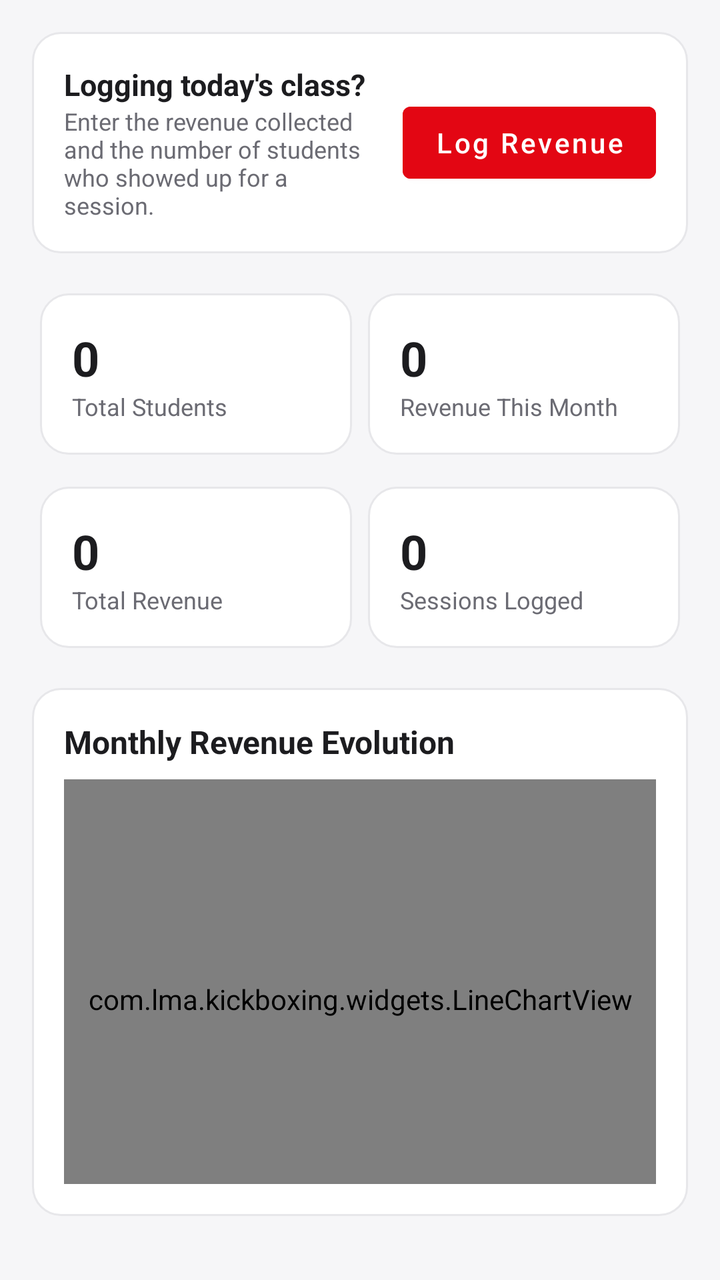
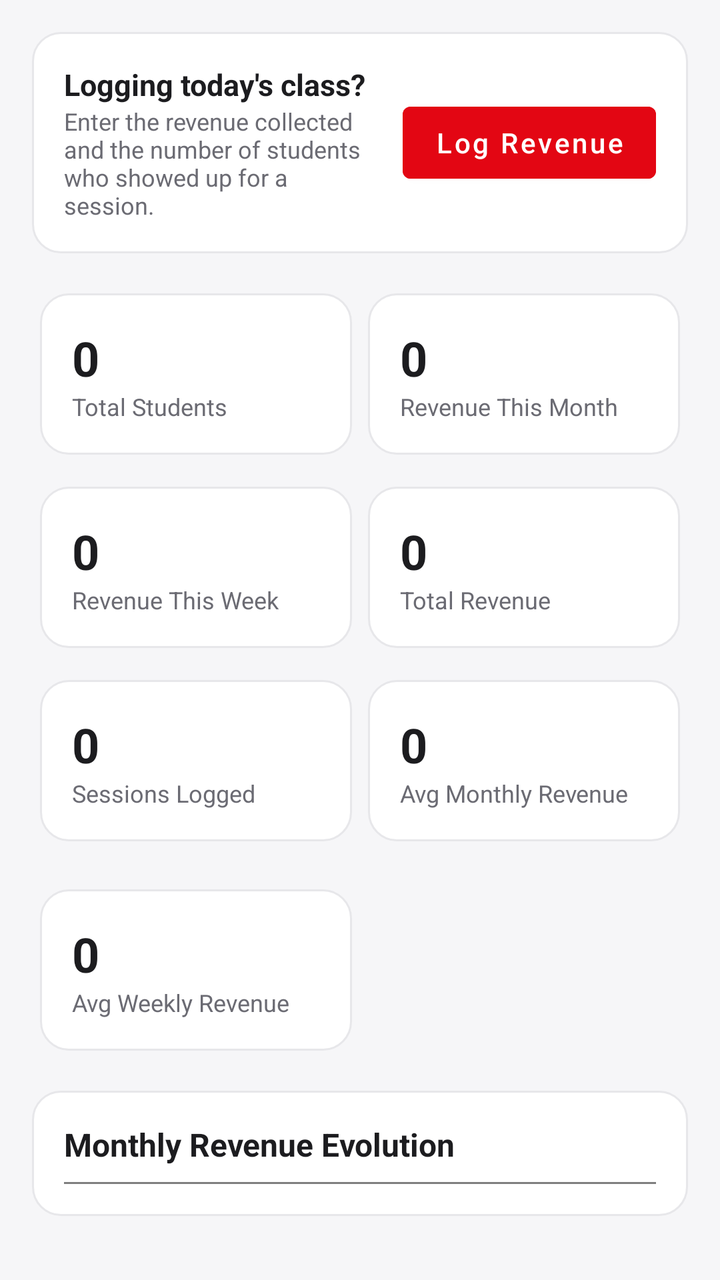

Before-and-after screenshots of an Android layout around one commit, followed by the original layout XML and the change that was made.
<!-- AndroidManifest.xml: application theme Theme.LmaKickboxing -->
<!-- res/layout/panel_dashboard.xml -->
<?xml version="1.0" encoding="utf-8"?>
<LinearLayout xmlns:android="http://schemas.android.com/apk/res/android"
    android:id="@+id/rootDashboard"
    android:layout_width="match_parent"
    android:layout_height="wrap_content"
    android:orientation="vertical"
    android:padding="16dp">

    <LinearLayout
        android:layout_width="match_parent"
        android:layout_height="wrap_content"
        android:orientation="horizontal"
        android:gravity="center_vertical"
        android:background="@drawable/bg_card"
        android:padding="16dp"
        android:layout_marginBottom="16dp">

        <LinearLayout android:layout_width="0dp" android:layout_height="wrap_content" android:layout_weight="1" android:orientation="vertical" android:layout_marginEnd="12dp">
            <TextView android:layout_width="wrap_content" android:layout_height="wrap_content" android:text="Logging today's class?" android:textSize="15sp" android:textStyle="bold" android:textColor="@color/ink" />
            <TextView android:layout_width="match_parent" android:layout_height="wrap_content" android:text="Enter the revenue collected and the number of students who showed up for a session." android:textSize="12sp" android:textColor="@color/muted" />
        </LinearLayout>

        <Button android:id="@+id/btnGoToRevenue" style="@style/Widget.MaterialComponents.Button"
            android:layout_width="wrap_content" android:layout_height="wrap_content" android:backgroundTint="@color/red"
            android:text="Log Revenue" android:textAllCaps="false" />
    </LinearLayout>

    <LinearLayout
        android:layout_width="match_parent"
        android:layout_height="wrap_content"
        android:orientation="horizontal"
        android:layout_marginBottom="8dp">

        <LinearLayout android:layout_width="0dp" android:layout_height="wrap_content" android:layout_weight="1" android:layout_margin="4dp"
            android:orientation="vertical" android:background="@drawable/bg_card" android:padding="16dp">
            <TextView android:id="@+id/tvTotalStudents" android:layout_width="wrap_content" android:layout_height="wrap_content" android:text="0" android:textSize="24sp" android:textStyle="bold" android:textColor="@color/ink" />
            <TextView android:layout_width="wrap_content" android:layout_height="wrap_content" android:text="Total Students" android:textSize="12sp" android:textColor="@color/muted" />
        </LinearLayout>

        <LinearLayout android:layout_width="0dp" android:layout_height="wrap_content" android:layout_weight="1" android:layout_margin="4dp"
            android:orientation="vertical" android:background="@drawable/bg_card" android:padding="16dp">
            <TextView android:id="@+id/tvMonthRevenue" android:layout_width="wrap_content" android:layout_height="wrap_content" android:text="0" android:textSize="24sp" android:textStyle="bold" android:textColor="@color/ink" />
            <TextView android:layout_width="wrap_content" android:layout_height="wrap_content" android:text="Revenue This Month" android:textSize="12sp" android:textColor="@color/muted" />
        </LinearLayout>
    </LinearLayout>

    <LinearLayout
        android:layout_width="match_parent"
        android:layout_height="wrap_content"
        android:orientation="horizontal"
        android:layout_marginBottom="16dp">

        <LinearLayout android:layout_width="0dp" android:layout_height="wrap_content" android:layout_weight="1" android:layout_margin="4dp"
            android:orientation="vertical" android:background="@drawable/bg_card" android:padding="16dp">
            <TextView android:id="@+id/tvTotalRevenue" android:layout_width="wrap_content" android:layout_height="wrap_content" android:text="0" android:textSize="24sp" android:textStyle="bold" android:textColor="@color/ink" />
            <TextView android:layout_width="wrap_content" android:layout_height="wrap_content" android:text="Total Revenue" android:textSize="12sp" android:textColor="@color/muted" />
        </LinearLayout>

        <LinearLayout android:layout_width="0dp" android:layout_height="wrap_content" android:layout_weight="1" android:layout_margin="4dp"
            android:orientation="vertical" android:background="@drawable/bg_card" android:padding="16dp">
            <TextView android:id="@+id/tvSessionsLogged" android:layout_width="wrap_content" android:layout_height="wrap_content" android:text="0" android:textSize="24sp" android:textStyle="bold" android:textColor="@color/ink" />
            <TextView android:layout_width="wrap_content" android:layout_height="wrap_content" android:text="Sessions Logged" android:textSize="12sp" android:textColor="@color/muted" />
        </LinearLayout>
    </LinearLayout>

    <LinearLayout android:layout_width="match_parent" android:layout_height="wrap_content" android:orientation="vertical"
        android:background="@drawable/bg_card" android:padding="16dp" android:layout_marginBottom="16dp">
        <TextView android:layout_width="wrap_content" android:layout_height="wrap_content" android:text="Monthly Revenue Evolution" android:textSize="16sp" android:textStyle="bold" android:textColor="@color/ink" android:layout_marginBottom="8dp" />
        <com.lma.kickboxing.widgets.LineChartView android:id="@+id/chartMonthlyRevenue" android:layout_width="match_parent" android:layout_height="220dp" />
    </LinearLayout>

    <LinearLayout android:layout_width="match_parent" android:layout_height="wrap_content" android:orientation="vertical"
        android:background="@drawable/bg_card" android:padding="16dp" android:layout_marginBottom="16dp">
        <TextView android:layout_width="wrap_content" android:layout_height="wrap_content" android:text="Students by Age" android:textSize="16sp" android:textStyle="bold" android:textColor="@color/ink" android:layout_marginBottom="8dp" />
        <com.lma.kickboxing.widgets.BarChartView android:id="@+id/chartAge" android:layout_width="match_parent" android:layout_height="200dp" />
    </LinearLayout>

    <LinearLayout android:layout_width="match_parent" android:layout_height="wrap_content" android:orientation="vertical"
        android:background="@drawable/bg_card" android:padding="16dp" android:layout_marginBottom="16dp">
        <TextView android:layout_width="wrap_content" android:layout_height="wrap_content" android:text="Students by Seniority" android:textSize="16sp" android:textStyle="bold" android:textColor="@color/ink" android:layout_marginBottom="8dp" />
        <com.lma.kickboxing.widgets.BarChartView android:id="@+id/chartSeniority" android:layout_width="match_parent" android:layout_height="200dp" />
    </LinearLayout>

    <LinearLayout android:layout_width="match_parent" android:layout_height="wrap_content" android:orientation="vertical"
        android:background="@drawable/bg_card" android:padding="16dp" android:layout_marginBottom="16dp">
        <TextView android:layout_width="wrap_content" android:layout_height="wrap_content" android:text="Students by Payment Type" android:textSize="16sp" android:textStyle="bold" android:textColor="@color/ink" android:layout_marginBottom="8dp" />
        <com.lma.kickboxing.widgets.BarChartView android:id="@+id/chartPayment" android:layout_width="match_parent" android:layout_height="200dp" />
    </LinearLayout>

    <LinearLayout android:layout_width="match_parent" android:layout_height="wrap_content" android:orientation="vertical"
        android:background="@drawable/bg_card" android:padding="16dp">
        <TextView android:layout_width="wrap_content" android:layout_height="wrap_content" android:text="Students by Grade" android:textSize="16sp" android:textStyle="bold" android:textColor="@color/ink" android:layout_marginBottom="8dp" />
        <com.lma.kickboxing.widgets.BarChartView android:id="@+id/chartGrade" android:layout_width="match_parent" android:layout_height="200dp" />
    </LinearLayout>

</LinearLayout>
<!-- resources referenced by this layout -->
<resources>
  <color name="ink">#1C1C1F</color>
  <color name="muted">#6B6B73</color>
  <color name="red">#E30613</color>
  <!-- drawable bg_card (drawable) -->
  <?xml version="1.0" encoding="utf-8"?>
  <shape xmlns:android="http://schemas.android.com/apk/res/android">
      <solid android:color="@color/card" />
      <corners android:radius="14dp" />
      <stroke android:width="1dp" android:color="@color/line" />
  </shape>
  <style name="Theme.LmaKickboxing" parent="Theme.MaterialComponents.Light.NoActionBar">
          
          <item name="android:textColorPrimary">@color/ink</item>
          <item name="android:textColor">@color/ink</item>
          <item name="colorPrimary">@color/red</item>
          <item name="colorPrimaryDark">@color/black</item>
          <item name="colorAccent">@color/red</item>
          <item name="android:windowBackground">@color/bg</item>
          <item name="android:statusBarColor" tools:targetApi="21">@color/black</item>
      </style>
  <color name="card">#FFFFFF</color>
  <color name="line">#E7E7EA</color>
  <color name="black">#111113</color>
  <color name="bg">#F6F6F8</color>
</resources>

<!-- the commit's change to res/layout/panel_dashboard.xml (unified diff, before → after) -->
@@ -25,48 +25,76 @@
             android:text="Log Revenue" android:textAllCaps="false" />
     </LinearLayout>
 
-    <LinearLayout
-        android:layout_width="match_parent"
-        android:layout_height="wrap_content"
-        android:orientation="horizontal"
-        android:layout_marginBottom="8dp">
-
-        <LinearLayout android:layout_width="0dp" android:layout_height="wrap_content" android:layout_weight="1" android:layout_margin="4dp"
-            android:orientation="vertical" android:background="@drawable/bg_card" android:padding="16dp">
+    <LinearLayout android:layout_width="match_parent" android:layout_height="wrap_content" android:orientation="horizontal" android:layout_marginBottom="8dp">
+        <LinearLayout android:id="@+id/tileTotalStudents" android:layout_width="0dp" android:layout_height="wrap_content" android:layout_weight="1" android:layout_margin="4dp"
+            android:orientation="vertical" android:background="@drawable/bg_card" android:foreground="?attr/selectableItemBackground" android:clickable="true" android:focusable="true" android:padding="16dp">
             <TextView android:id="@+id/tvTotalStudents" android:layout_width="wrap_content" android:layout_height="wrap_content" android:text="0" android:textSize="24sp" android:textStyle="bold" android:textColor="@color/ink" />
             <TextView android:layout_width="wrap_content" android:layout_height="wrap_content" android:text="Total Students" android:textSize="12sp" android:textColor="@color/muted" />
         </LinearLayout>
 
-        <LinearLayout android:layout_width="0dp" android:layout_height="wrap_content" android:layout_weight="1" android:layout_margin="4dp"
-            android:orientation="vertical" android:background="@drawable/bg_card" android:padding="16dp">
+        <LinearLayout android:id="@+id/tileRevenueMonth" android:layout_width="0dp" android:layout_height="wrap_content" android:layout_weight="1" android:layout_margin="4dp"
+            android:orientation="vertical" android:background="@drawable/bg_card" android:foreground="?attr/selectableItemBackground" android:clickable="true" android:focusable="true" android:padding="16dp">
             <TextView android:id="@+id/tvMonthRevenue" android:layout_width="wrap_content" android:layout_height="wrap_content" android:text="0" android:textSize="24sp" android:textStyle="bold" android:textColor="@color/ink" />
             <TextView android:layout_width="wrap_content" android:layout_height="wrap_content" android:text="Revenue This Month" android:textSize="12sp" android:textColor="@color/muted" />
         </LinearLayout>
     </LinearLayout>
 
-    <LinearLayout
-        android:layout_width="match_parent"
-        android:layout_height="wrap_content"
-        android:orientation="horizontal"
-        android:layout_marginBottom="16dp">
+    <LinearLayout android:layout_width="match_parent" android:layout_height="wrap_content" android:orientation="horizontal" android:layout_marginBottom="8dp">
+        <LinearLayout android:id="@+id/tileRevenueWeek" android:layout_width="0dp" android:layout_height="wrap_content" android:layout_weight="1" android:layout_margin="4dp"
+            android:orientation="vertical" android:background="@drawable/bg_card" android:foreground="?attr/selectableItemBackground" android:clickable="true" android:focusable="true" android:padding="16dp">
+            <TextView android:id="@+id/tvWeekRevenue" android:layout_width="wrap_content" android:layout_height="wrap_content" android:text="0" android:textSize="24sp" android:textStyle="bold" android:textColor="@color/ink" />
+            <TextView android:layout_width="wrap_content" android:layout_height="wrap_content" android:text="Revenue This Week" android:textSize="12sp" android:textColor="@color/muted" />
+        </LinearLayout>
 
-        <LinearLayout android:layout_width="0dp" android:layout_height="wrap_content" android:layout_weight="1" android:layout_margin="4dp"
-            android:orientation="vertical" android:background="@drawable/bg_card" android:padding="16dp">
+        <LinearLayout android:id="@+id/tileRevenueTotal" android:layout_width="0dp" android:layout_height="wrap_content" android:layout_weight="1" android:layout_margin="4dp"
+            android:orientation="vertical" android:background="@drawable/bg_card" android:foreground="?attr/selectableItemBackground" android:clickable="true" android:focusable="true" android:padding="16dp">
             <TextView android:id="@+id/tvTotalRevenue" android:layout_width="wrap_content" android:layout_height="wrap_content" android:text="0" android:textSize="24sp" android:textStyle="bold" android:textColor="@color/ink" />
             <TextView android:layout_width="wrap_content" android:layout_height="wrap_content" android:text="Total Revenue" android:textSize="12sp" android:textColor="@color/muted" />
+        </LinearLayout>
+    </LinearLayout>
+
+    <LinearLayout android:layout_width="match_parent" android:layout_height="wrap_content" android:orientation="horizontal" android:layout_marginBottom="16dp">
+        <LinearLayout android:id="@+id/tileSessionsLogged" android:layout_width="0dp" android:layout_height="wrap_content" android:layout_weight="1" android:layout_margin="4dp"
+            android:orientation="vertical" android:background="@drawable/bg_card" android:foreground="?attr/selectableItemBackground" android:clickable="true" android:focusable="true" android:padding="16dp">
+            <TextView android:id="@+id/tvSessionsLogged" android:layout_width="wrap_content" android:layout_height="wrap_content" android:text="0" android:textSize="24sp" android:textStyle="bold" android:textColor="@color/ink" />
+            <TextView android:layout_width="wrap_content" android:layout_height="wrap_content" android:text="Sessions Logged" android:textSize="12sp" android:textColor="@color/muted" />
         </LinearLayout>
 
         <LinearLayout android:layout_width="0dp" android:layout_height="wrap_content" android:layout_weight="1" android:layout_margin="4dp"
             android:orientation="vertical" android:background="@drawable/bg_card" android:padding="16dp">
-            <TextView android:id="@+id/tvSessionsLogged" android:layout_width="wrap_content" android:layout_height="wrap_content" android:text="0" android:textSize="24sp" android:textStyle="bold" android:textColor="@color/ink" />
-            <TextView android:layout_width="wrap_content" android:layout_height="wrap_content" android:text="Sessions Logged" android:textSize="12sp" android:textColor="@color/muted" />
+            <TextView android:id="@+id/tvAvgMonthlyRevenue" android:layout_width="wrap_content" android:layout_height="wrap_content" android:text="0" android:textSize="24sp" android:textStyle="bold" android:textColor="@color/ink" />
+            <TextView android:layout_width="wrap_content" android:layout_height="wrap_content" android:text="Avg Monthly Revenue" android:textSize="12sp" android:textColor="@color/muted" />
         </LinearLayout>
+    </LinearLayout>
+
+    <LinearLayout android:layout_width="match_parent" android:layout_height="wrap_content" android:orientation="horizontal" android:layout_marginBottom="16dp">
+        <LinearLayout android:layout_width="0dp" android:layout_height="wrap_content" android:layout_weight="1" android:layout_margin="4dp"
+            android:orientation="vertical" android:background="@drawable/bg_card" android:padding="16dp">
+            <TextView android:id="@+id/tvAvgWeeklyRevenue" android:layout_width="wrap_content" android:layout_height="wrap_content" android:text="0" android:textSize="24sp" android:textStyle="bold" android:textColor="@color/ink" />
+            <TextView android:layout_width="wrap_content" android:layout_height="wrap_content" android:text="Avg Weekly Revenue" android:textSize="12sp" android:textColor="@color/muted" />
+        </LinearLayout>
+        <View android:layout_width="0dp" android:layout_height="1dp" android:layout_weight="1" android:layout_margin="4dp" />
+    </LinearLayout>
+
+    <LinearLayout android:id="@+id/statDetail" android:layout_width="match_parent" android:layout_height="wrap_content" android:orientation="vertical"
+        android:background="@drawable/bg_card" android:padding="16dp" android:layout_marginBottom="16dp" android:visibility="gone" />
+
+    <LinearLayout android:layout_width="match_parent" android:layout_height="wrap_content" android:orientation="vertical"
+        android:background="@drawable/bg_card" android:padding="16dp" android:layout_marginBottom="16dp">
+        <TextView android:layout_width="wrap_content" android:layout_height="wrap_content" android:text="Monthly Revenue Evolution" android:textSize="16sp" android:textStyle="bold" android:textColor="@color/ink" android:layout_marginBottom="8dp" />
+        <com.lma.kickboxing.widgets.LineChartView android:id="@+id/chartMonthlyRevenue" android:layout_width="match_parent" android:layout_height="200dp" />
     </LinearLayout>
 
     <LinearLayout android:layout_width="match_parent" android:layout_height="wrap_content" android:orientation="vertical"
         android:background="@drawable/bg_card" android:padding="16dp" android:layout_marginBottom="16dp">
-        <TextView android:layout_width="wrap_content" android:layout_height="wrap_content" android:text="Monthly Revenue Evolution" android:textSize="16sp" android:textStyle="bold" android:textColor="@color/ink" android:layout_marginBottom="8dp" />
-        <com.lma.kickboxing.widgets.LineChartView android:id="@+id/chartMonthlyRevenue" android:layout_width="match_parent" android:layout_height="220dp" />
+        <TextView android:layout_width="wrap_content" android:layout_height="wrap_content" android:text="Weekly Revenue Evolution" android:textSize="16sp" android:textStyle="bold" android:textColor="@color/ink" android:layout_marginBottom="8dp" />
+        <com.lma.kickboxing.widgets.LineChartView android:id="@+id/chartWeeklyRevenue" android:layout_width="match_parent" android:layout_height="200dp" />
+    </LinearLayout>
+
+    <LinearLayout android:layout_width="match_parent" android:layout_height="wrap_content" android:orientation="horizontal" android:gravity="center_vertical"
+        android:background="@drawable/bg_card" android:padding="16dp" android:layout_marginBottom="16dp">
+        <TextView android:layout_width="wrap_content" android:layout_height="wrap_content" android:text="Breakdown for:" android:textStyle="bold" android:textSize="13sp" android:textColor="@color/ink" android:layout_marginEnd="12dp" />
+        <Spinner android:id="@+id/spinnerDashboardClass" android:layout_width="0dp" android:layout_weight="1" android:layout_height="44dp" />
     </LinearLayout>
 
     <LinearLayout android:layout_width="match_parent" android:layout_height="wrap_content" android:orientation="vertical"
@@ -90,7 +118,7 @@
     <LinearLayout android:layout_width="match_parent" android:layout_height="wrap_content" android:orientation="vertical"
         android:background="@drawable/bg_card" android:padding="16dp">
         <TextView android:layout_width="wrap_content" android:layout_height="wrap_content" android:text="Students by Grade" android:textSize="16sp" android:textStyle="bold" android:textColor="@color/ink" android:layout_marginBottom="8dp" />
-        <com.lma.kickboxing.widgets.BarChartView android:id="@+id/chartGrade" android:layout_width="match_parent" android:layout_height="200dp" />
+        <com.lma.kickboxing.widgets.BarChartView android:id="@+id/chartGrade" android:layout_width="match_parent" android:layout_height="220dp" />
     </LinearLayout>
 
 </LinearLayout>
